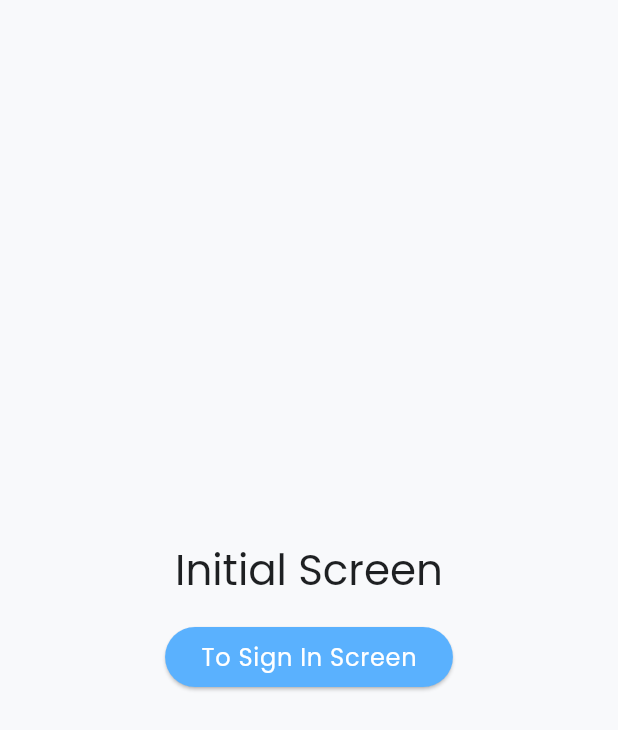
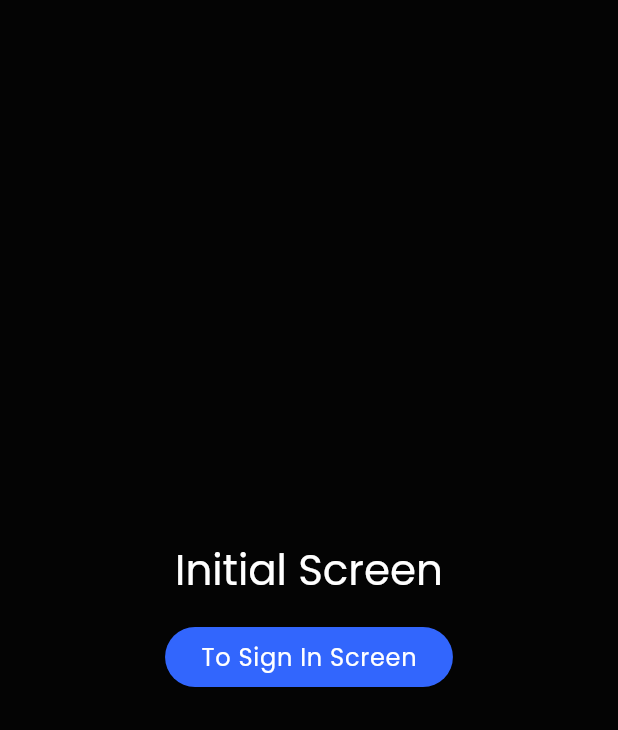
Before and after one commit to Muhammad-Sufyan-901/facebook-clone-flutter, a Flutter app: the screen it shows after launch, on a phone screen of 412 x 824 dp. Shown: the top 730 px of the screen. Run offline on Flutter 3.47's test engine with Material 3 defaults, Android fonts, the phone set to English and light mode, and no system bars; our stand-ins replace flutter_dotenv, flutter_riverpod, font_awesome_flutter, google_fonts, image_picker, shared_preferences; missing offline and left inert: accessibility_tools.

Commit message:
feat : configuring color pallete that used on app

```diff
--- a/lib/app/themes/app_color_themes.dart
+++ b/lib/app/themes/app_color_themes.dart
@@ -2,42 +2,49 @@ import 'package:flutter/material.dart';
 
 abstract class AppColorThemes {
   // Light Themed Colors
-  static const Color kLightPrimaryColor = Color(0xFF5AB1FE);
-  static const Color kLightSecondaryColor = Color(0xFF2850BA);
-  static const Color kLightTertiaryColor = Color(0xFFECE0F6);
-  static const Color kLightAccentColor = Color(0xFFEF4D4B);
-  static const Color kLightFillColor = Color(0xFFdff6fe);
-  static const Color kLightGreyColor = Color(0xFF6D757E);
-  static const Color kLightBackgroundColor = Color(0xFFF8F9FB);
-  static const Color kLightTextColor = Color(0xFF1E2022);
-  static const Color kLightDividerColor = Color(0xFFE5E5E5);
-  static const Color kLightIconColor = Color(0xFF1E2022);
-  static const Color kLightSuccessColor = Color(0xFF00C851);
-  static const Color kLightWarningColor = Color(0xFFFFC107);
-  static const Color kLightErrorColor = Color(0xFFF44336);
-  static const Color kLightInfoColor = Color(0xFF2196F3);
-  static const Color kLightDisabledColor = Color(0xFFBDBDBD);
-  static const Color kLightDisabledTextColor = Color(0xFF9E9E9E);
-  static const Color kLightDisabledBackgroundColor = Color(0xFFE0E0E0);
+  static const Color kLightPrimaryColor = Color.fromARGB(255, 50, 102, 253);
+  static const Color kLightSecondaryColor = Color.fromARGB(255, 40, 80, 186);
+  static const Color kLightTertiaryColor = Color.fromARGB(255, 236, 224, 246);
+  static const Color kLightAccentColor = Color.fromARGB(255, 239, 77, 75);
+  static const Color kLightFillColor = Color.fromARGB(255, 36, 37, 38);
+  static const Color kLightGreyColor = Color.fromARGB(255, 228, 230, 235);
+  static const Color kLightBackgroundColor = Color.fromARGB(255, 4, 4, 4);
+  static const Color kLightCardBackgroundColor =
+      Color.fromARGB(255, 24, 25, 26);
+  static const Color kLightTextColor = Color.fromARGB(255, 255, 255, 255);
+  static const Color kLightDividerColor = Color.fromARGB(255, 176, 179, 184);
+  static const Color kLightIconColor = Color.fromARGB(255, 255, 255, 255);
+  static const Color kLightSuccessColor = Color.fromARGB(255, 0, 200, 81);
+  static const Color kLightWarningColor = Color.fromARGB(255, 255, 193, 7);
+  static const Color kLightErrorColor = Color.fromARGB(255, 221, 35, 52);
+  static const Color kLightInfoColor = Color.fromARGB(255, 88, 162, 246);
+  static const Color kLightDisabledColor = Color.fromARGB(255, 189, 189, 189);
+  static const Color kLightDisabledTextColor =
+      Color.fromARGB(255, 158, 158, 158);
+  static const Color kLightDisabledBackgroundColor =
+      Color.fromARGB(255, 224, 224, 224);
 
   // Dark Themed Colors
-  static const Color kDarkPrimaryColor = Color(0xFF5AB1FE);
-  static const Color kDarkSecondaryColor = Color(0xFF2850BA);
-  static const Color kDarkTertiaryColor = Color(0xFFECE0F6);
-  static const Color kDarkAccentColor = Color(0xFFEF4D4B);
-  static const Color kDarkFillColor = Color(0xFFdff6fe);
-  static const Color kDarkGreyColor = Color(0xFF6D757E);
-  static const Color kDarkBackgroundColor = Color(0xFFF8F9FB);
-  static const Color kDarkTextColor = Color(0xFF1E2022);
-  static const Color kDarkDividerColor = Color(0xFFE5E5E5);
-  static const Color kDarkIconColor = Color(0xFF1E2022);
-  static const Color kDarkSuccessColor = Color(0xFF00C851);
-  static const Color kDarkWarningColor = Color(0xFFFFC107);
-  static const Color kDarkErrorColor = Color(0xFFF44336);
-  static const Color kDarkInfoColor = Color(0xFF2196F3);
-  static const Color kDarkDisabledColor = Color(0xFFBDBDBD);
-  static const Color kDarkDisabledTextColor = Color(0xFF9E9E9E);
-  static const Color kDarkDisabledBackgroundColor = Color(0xFFE0E0E0);
+  static const Color kDarkPrimaryColor = Color.fromARGB(255, 50, 102, 253);
+  static const Color kDarkSecondaryColor = Color.fromARGB(255, 40, 80, 186);
+  static const Color kDarkTertiaryColor = Color.fromARGB(255, 236, 224, 246);
+  static const Color kDarkAccentColor = Color.fromARGB(255, 239, 77, 75);
+  static const Color kDarkFillColor = Color.fromARGB(255, 36, 37, 38);
+  static const Color kDarkGreyColor = Color.fromARGB(255, 228, 230, 235);
+  static const Color kDarkBackgroundColor = Color.fromARGB(255, 4, 4, 4);
+  static const Color kDarkCardBackgroundColor = Color.fromARGB(255, 24, 25, 26);
+  static const Color kDarkTextColor = Color.fromARGB(255, 255, 255, 255);
+  static const Color kDarkDividerColor = Color.fromARGB(255, 176, 179, 184);
+  static const Color kDarkIconColor = Color.fromARGB(255, 255, 255, 255);
+  static const Color kDarkSuccessColor = Color.fromARGB(255, 0, 200, 81);
+  static const Color kDarkWarningColor = Color.fromARGB(255, 255, 193, 7);
+  static const Color kDarkErrorColor = Color.fromARGB(255, 221, 35, 52);
+  static const Color kDarkInfoColor = Color.fromARGB(255, 88, 162, 246);
+  static const Color kDarkDisabledColor = Color.fromARGB(255, 189, 189, 189);
+  static const Color kDarkDisabledTextColor =
+      Color.fromARGB(255, 158, 158, 158);
+  static const Color kDarkDisabledBackgroundColor =
+      Color.fromARGB(255, 224, 224, 224);
 
   // Primary Color Scheme
   static const ColorScheme kLightColorScheme = ColorScheme.light(
@@ -102,6 +109,12 @@ abstract class AppColorThemes {
         : kLightBackgroundColor;
   }
 
+  static Color kCardBackgroundColor(BuildContext context) {
+    return Theme.of(context).brightness == Brightness.dark
+        ? kDarkCardBackgroundColor
+        : kLightCardBackgroundColor;
+  }
+
   static Color kTextColor(BuildContext context) {
     return Theme.of(context).brightness == Brightness.dark
         ? kDarkTextColor
```
